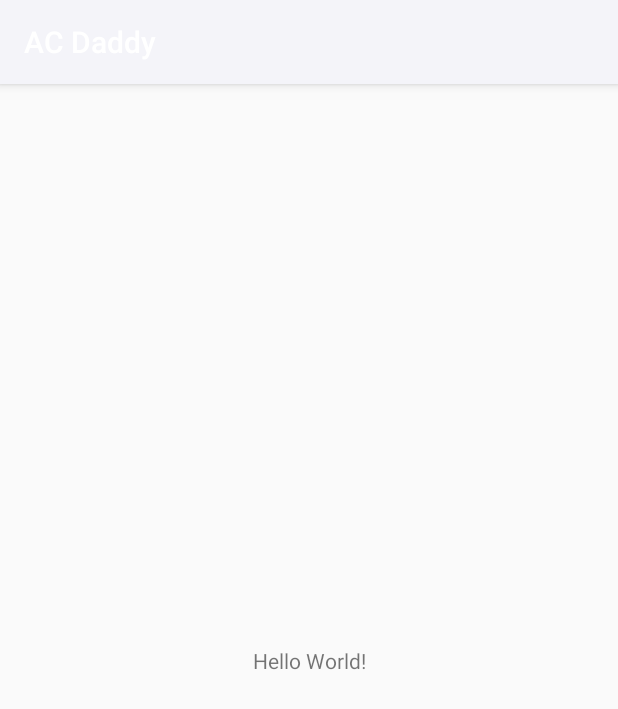
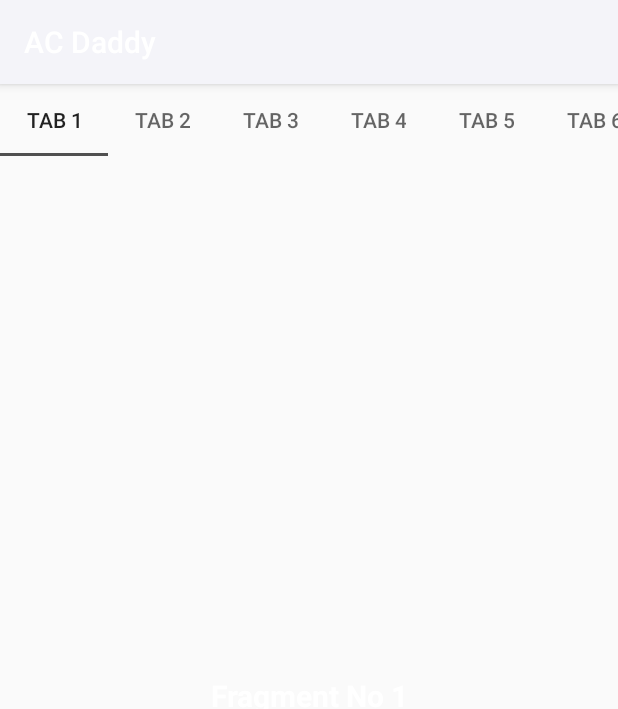
Before and after one commit to smithbois/ac-daddy, an Android app: the screen it shows after launch (DialActivity), on a phone screen of 412 x 824 dp. Shown: the top 709 px of the screen. Run offline under Robolectric (Android 15) with nearby library versions, the phone set to English and light mode, and no system bars.

Commit message:
added tab layout

```diff
--- a/app/build.gradle
+++ b/app/build.gradle
@@ -26,6 +26,9 @@ dependencies {
     implementation fileTree(dir: "libs", include: ["*.jar"])
     implementation 'androidx.appcompat:appcompat:1.1.0'
     implementation 'androidx.constraintlayout:constraintlayout:1.1.3'
+    implementation 'androidx.viewpager2:viewpager2:1.0.0-beta04'
+    implementation 'androidx.fragment:fragment-ktx:1.2.0-alpha04'
+    implementation 'com.google.android.material:material:1.1.0-alpha10'
     testImplementation 'junit:junit:4.12'
     androidTestImplementation 'androidx.test.ext:junit:1.1.1'
     androidTestImplementation 'androidx.test.espresso:espresso-core:3.2.0'
--- /dev/null
+++ b/app/src/main/java/com/smithboys/acdaddy/CardFragment.java
@@ -0,0 +1,53 @@
+package com.smithboys.acdaddy;
+
+import android.app.Activity;
+
+import android.os.Bundle;
+import android.view.LayoutInflater;
+import android.view.View;
+import android.view.ViewGroup;
+import android.widget.TextView;
+import androidx.annotation.NonNull;
+import androidx.annotation.Nullable;
+import androidx.core.content.ContextCompat;
+import androidx.fragment.app.Fragment;
+
+public class CardFragment extends Fragment {
+
+    public static final String ARG_COUNT = "param1";
+    private Integer counter;
+
+    public CardFragment(){
+        // Required empty public constructor
+    }
+
+    public static CardFragment newInstance(Integer counter){
+        CardFragment fragment = new CardFragment();
+        Bundle args = new Bundle();
+        args.putInt(ARG_COUNT, counter);
+        fragment.setArguments(args);
+        return fragment;
+    }
+
+    @Override
+    public void onCreate(Bundle savedInstanceState){
+        super.onCreate(savedInstanceState);
+        if (getArguments() != null){
+            counter = getArguments().getInt(ARG_COUNT);
+        }
+    }
+
+    @Override
+    public View onCreateView(LayoutInflater inflater, ViewGroup container, Bundle savedInstanceState){
+        // Inflate the layout for this fragment
+        return  inflater.inflate(R.layout.fragment_layout, container, false);
+    }
+
+    @Override public void onViewCreated(@NonNull View view, @Nullable Bundle savedInstanceState){
+        super.onViewCreated(view, savedInstanceState);
+        TextView textViewCounter = view.findViewById(R.id.tv_counter);
+        textViewCounter.setText("Fragment No " + (counter+1));
+    }
+
+
+}
--- a/app/src/main/java/com/smithboys/acdaddy/DialActivity.java
+++ b/app/src/main/java/com/smithboys/acdaddy/DialActivity.java
@@ -1,14 +1,40 @@
 package com.smithboys.acdaddy;
 
 import androidx.appcompat.app.AppCompatActivity;
+import androidx.viewpager2.widget.ViewPager2;
 
 import android.os.Bundle;
+import androidx.annotation.NonNull;
+import androidx.appcompat.app.AppCompatActivity;
+import androidx.viewpager2.widget.ViewPager2;
+import com.google.android.material.tabs.TabLayout;
+import com.google.android.material.tabs.TabLayoutMediator;
+
+import com.google.android.material.tabs.TabLayout;
 
 public class DialActivity extends AppCompatActivity {
+
+    TabLayout tabLayout;
+    ViewPager2 viewPager;
 
     @Override
     protected void onCreate(Bundle savedInstanceState) {
         super.onCreate(savedInstanceState);
-        setContentView(R.layout.activity_dial);
+        setContentView(R.layout.swipe_layout);
+        viewPager = findViewById(R.id.view_pager);
+        tabLayout = findViewById(R.id.tabs);
+
+        viewPager.setAdapter(createCardAdapter());
+        new TabLayoutMediator(tabLayout, viewPager,
+                new TabLayoutMediator.TabConfigurationStrategy() {
+                    @Override public void onConfigureTab(@NonNull TabLayout.Tab tab, int position) {
+                        tab.setText("Tab " + (position + 1));
+                    }
+                }).attach();
+    }
+
+    private  ViewPagerAdapter createCardAdapter(){
+        ViewPagerAdapter adapter = new ViewPagerAdapter(this);
+        return adapter;
     }
 }
--- /dev/null
+++ b/app/src/main/java/com/smithboys/acdaddy/ViewPagerAdapter.java
@@ -0,0 +1,20 @@
+package com.smithboys.acdaddy;
+
+import androidx.annotation.NonNull;
+import androidx.fragment.app.Fragment;
+import androidx.fragment.app.FragmentActivity;
+import androidx.viewpager2.adapter.FragmentStateAdapter;
+
+public class ViewPagerAdapter extends FragmentStateAdapter {
+    public static final int CARD_ITEM_SIZE = 10;
+    public ViewPagerAdapter(@NonNull FragmentActivity fragmentActivity){
+        super(fragmentActivity);
+    }
+    @NonNull @Override public Fragment createFragment(int position){
+        return CardFragment.newInstance(position);
+    }
+
+    @Override public int getItemCount(){
+        return CARD_ITEM_SIZE;
+    }
+}
--- /dev/null
+++ b/app/src/main/res/layout/fragment_layout.xml
@@ -0,0 +1,19 @@
+<?xml version="1.0" encoding="utf-8"?>
+<FrameLayout xmlns:android="http://schemas.android.com/apk/res/android"
+    android:layout_width="match_parent"
+    android:layout_height="match_parent"
+    xmlns:tools="http://schemas.android.com/tools"
+    tools:context=".CardFragment">
+
+    <TextView
+        android:id="@+id/tv_counter"
+        android:layout_width="match_parent"
+        android:layout_height="match_parent"
+        android:gravity="center"
+        android:textColor="#fff"
+        android:textSize="20sp"
+        android:textStyle="bold"
+        tools:text="hello world"
+        />
+
+</FrameLayout>
--- /dev/null
+++ b/app/src/main/res/layout/swipe_layout.xml
@@ -0,0 +1,22 @@
+<?xml version="1.0" encoding="utf-8"?>
+<LinearLayout xmlns:android="http://schemas.android.com/apk/res/android"
+    xmlns:app="http://schemas.android.com/apk/res-auto"
+    android:orientation="vertical"
+    android:layout_width="match_parent"
+    android:layout_height="match_parent">
+
+    <com.google.android.material.tabs.TabLayout
+    android:id="@+id/tabs"
+    android:layout_width="match_parent"
+    android:layout_height="wrap_content"
+    app:tabMode="scrollable"
+    />
+
+    <androidx.viewpager2.widget.ViewPager2
+        android:id="@+id/view_pager"
+        android:layout_width="match_parent"
+        android:layout_height="0dp"
+        android:layout_weight="1"
+        />
+
+</LinearLayout>
```
